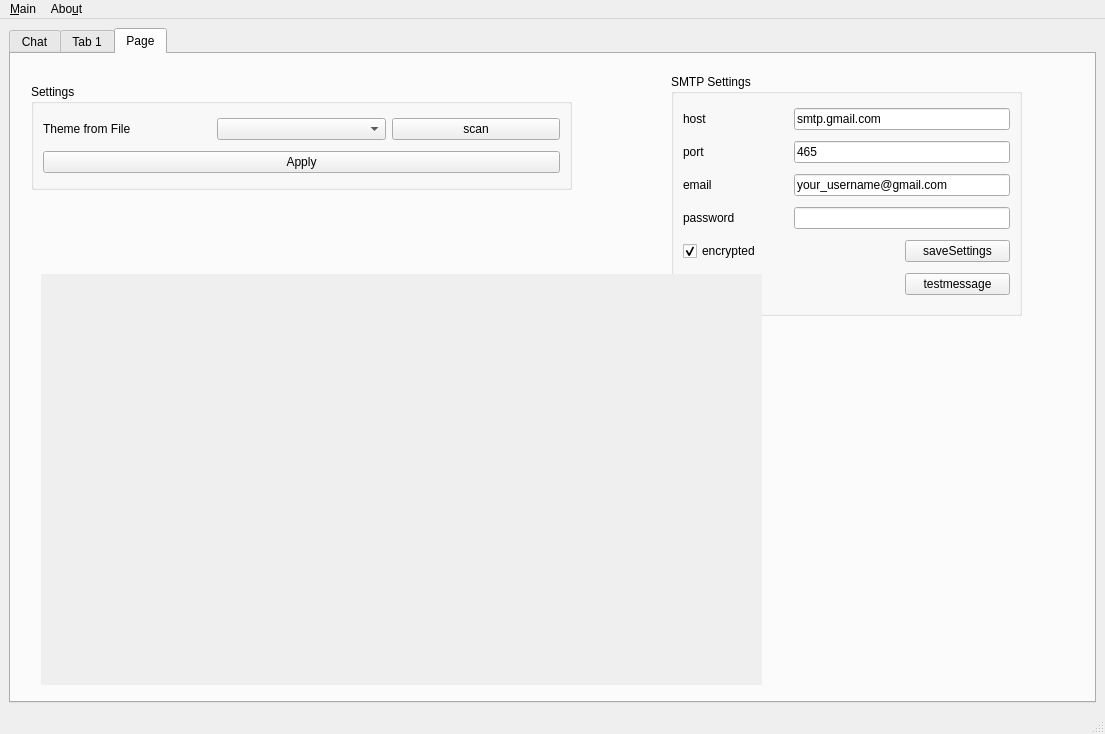
This is mainwindow.ui in netpipe/cannachat as Qt 5 draws it before an edit. The edited form follows.
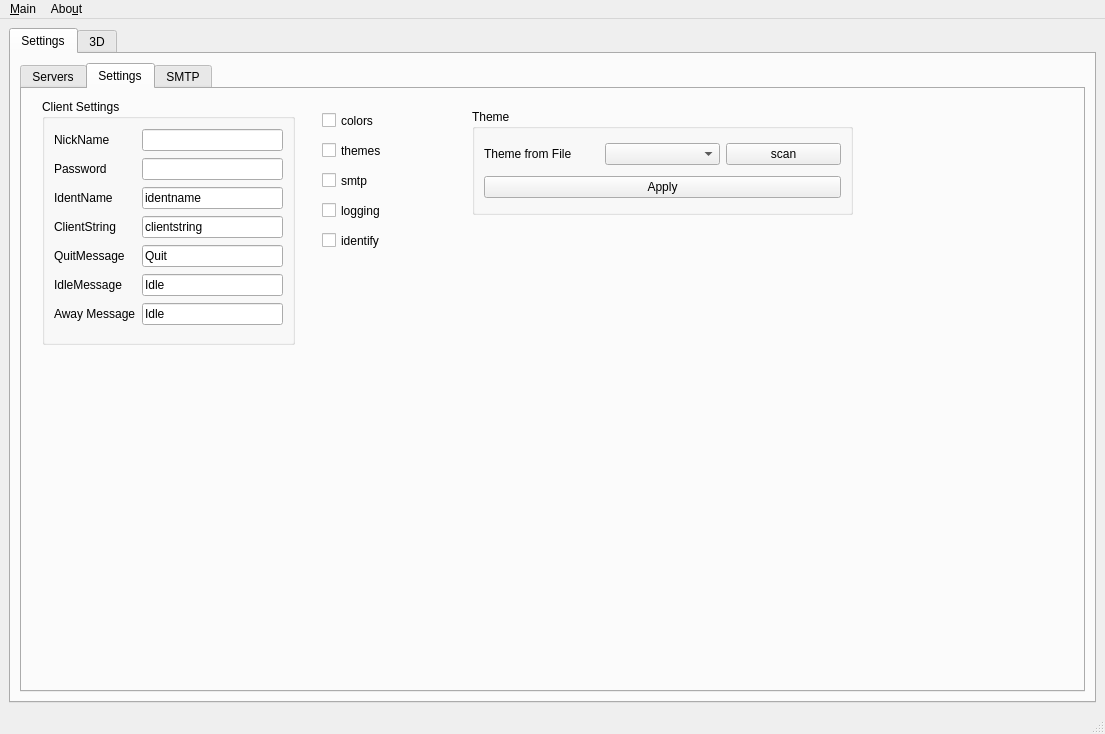
This is the edited form. The open tabs and pages were chosen to show the change.

Patch:
```diff
--- a/mainwindow.ui
+++ b/mainwindow.ui
@@ -15,69 +15,350 @@
   </property>
   <widget class="QWidget" name="centralwidget">
    <layout class="QGridLayout" name="gridLayout_3">
-    <item row="0" column="0">
+    <item row="0" column="1">
      <widget class="QTabWidget" name="tabWidget">
       <property name="currentIndex">
        <number>0</number>
       </property>
+      <widget class="QWidget" name="tab_3">
+       <attribute name="title">
+        <string>Settings</string>
+       </attribute>
+       <layout class="QGridLayout" name="gridLayout_7">
+        <item row="0" column="0">
+         <widget class="QTabWidget" name="tabWidget_2">
+          <property name="currentIndex">
+           <number>0</number>
+          </property>
       <widget class="QWidget" name="tab_2">
        <attribute name="title">
-        <string>Chat</string>
-       </attribute>
+            <string>Servers</string>
+           </attribute>
+           <widget class="QGroupBox" name="groupBox_4">
+            <property name="geometry">
+             <rect>
+              <x>30</x>
+              <y>20</y>
+              <width>375</width>
+              <height>266</height>
+             </rect>
+            </property>
+            <property name="title">
+             <string>Servers</string>
+            </property>
        <layout class="QGridLayout" name="gridLayout_2">
+             <item row="0" column="0">
+              <layout class="QHBoxLayout" name="horizontalLayout">
+               <item>
+                <widget class="QLabel" name="label_7">
+                 <property name="text">
+                  <string>Server</string>
+                 </property>
+                </widget>
+               </item>
+               <item>
+                <widget class="QLineEdit" name="lineEdit"/>
+               </item>
+              </layout>
+             </item>
         <item row="1" column="0">
-         <widget class="QWidget" name="chatwidget" native="true">
-          <property name="sizePolicy">
-           <sizepolicy hsizetype="Expanding" vsizetype="Expanding">
-            <horstretch>0</horstretch>
-            <verstretch>0</verstretch>
-           </sizepolicy>
-          </property>
-          <property name="baseSize">
-           <size>
-            <width>0</width>
-            <height>0</height>
-           </size>
-          </property>
-          <property name="autoFillBackground">
-           <bool>true</bool>
+              <widget class="QListWidget" name="serverlist">
+               <item>
+                <property name="text">
+                 <string>irc.choopa.net:9999:1</string>
+                </property>
+               </item>
+               <item>
+                <property name="text">
+                 <string>irc.freenode.net:6697:1</string>
+                </property>
+               </item>
+              </widget>
+             </item>
+             <item row="1" column="1">
+              <layout class="QVBoxLayout" name="verticalLayout">
+               <item>
+                <widget class="QPushButton" name="addserver">
+                 <property name="text">
+                  <string>Add</string>
           </property>
          </widget>
         </item>
-        <item row="0" column="0">
-         <widget class="QPushButton" name="pushButton">
+               <item>
+                <widget class="QPushButton" name="connect">
           <property name="text">
-           <string>PushButton</string>
+                  <string>Connect</string>
           </property>
          </widget>
         </item>
-       </layout>
-      </widget>
-      <widget class="QWidget" name="tab">
-       <attribute name="title">
-        <string>Tab 1</string>
-       </attribute>
-       <layout class="QGridLayout" name="gridLayout">
-        <item row="0" column="0">
-         <widget class="QWidget" name="irrRenderWidget0" native="true"/>
-        </item>
-       </layout>
-      </widget>
-      <widget class="QWidget" name="tab_3">
-       <attribute name="title">
-        <string>Page</string>
-       </attribute>
-       <widget class="QGroupBox" name="groupBox">
+               <item>
+                <widget class="QPushButton" name="removeserver">
+                 <property name="text">
+                  <string>Remove</string>
+                 </property>
+                </widget>
+               </item>
+              </layout>
+             </item>
+            </layout>
+           </widget>
+           <widget class="QGroupBox" name="groupBox_3">
         <property name="geometry">
          <rect>
-          <x>20</x>
+              <x>410</x>
           <y>30</y>
-          <width>541</width>
+              <width>375</width>
+              <height>264</height>
+             </rect>
+            </property>
+            <property name="title">
+             <string>GroupBox</string>
+            </property>
+            <layout class="QGridLayout" name="gridLayout_6">
+             <item row="0" column="0" colspan="2">
+              <widget class="QListWidget" name="listWidget">
+               <item>
+                <property name="text">
+                 <string>#electronics:1</string>
+                </property>
+               </item>
+               <item>
+                <property name="text">
+                 <string>#qt</string>
+                </property>
+               </item>
+               <item>
+                <property name="text">
+                 <string>#communi:1</string>
+                </property>
+               </item>
+               <item>
+                <property name="text">
+                 <string>New Item</string>
+                </property>
+               </item>
+              </widget>
+             </item>
+             <item row="0" column="2">
+              <layout class="QVBoxLayout" name="verticalLayout_2">
+               <item>
+                <widget class="QPushButton" name="addserver_2">
+                 <property name="text">
+                  <string>Add</string>
+                 </property>
+                </widget>
+               </item>
+               <item>
+                <widget class="QPushButton" name="removeserver_2">
+                 <property name="text">
+                  <string>Remove</string>
+                 </property>
+                </widget>
+               </item>
+              </layout>
+             </item>
+             <item row="1" column="0">
+              <widget class="QLabel" name="label_11">
+               <property name="text">
+                <string>Channel</string>
+               </property>
+              </widget>
+             </item>
+             <item row="1" column="1">
+              <widget class="QLineEdit" name="lineEdit_2"/>
+             </item>
+            </layout>
+           </widget>
+          </widget>
+          <widget class="QWidget" name="tab_4">
+           <attribute name="title">
+            <string>Settings</string>
+           </attribute>
+           <widget class="QCheckBox" name="checkBox">
+            <property name="geometry">
+             <rect>
+              <x>300</x>
+              <y>20</y>
+              <width>91</width>
+              <height>23</height>
+             </rect>
+            </property>
+            <property name="text">
+             <string>colors</string>
+            </property>
+           </widget>
+           <widget class="QCheckBox" name="checkBox_2">
+            <property name="geometry">
+             <rect>
+              <x>300</x>
+              <y>50</y>
+              <width>91</width>
+              <height>23</height>
+             </rect>
+            </property>
+            <property name="text">
+             <string>themes</string>
+            </property>
+           </widget>
+           <widget class="QCheckBox" name="checkBox_3">
+            <property name="geometry">
+             <rect>
+              <x>300</x>
+              <y>80</y>
+              <width>91</width>
+              <height>23</height>
+             </rect>
+            </property>
+            <property name="text">
+             <string>smtp</string>
+            </property>
+           </widget>
+           <widget class="QCheckBox" name="checkBox_4">
+            <property name="geometry">
+             <rect>
+              <x>300</x>
+              <y>110</y>
+              <width>91</width>
+              <height>23</height>
+             </rect>
+            </property>
+            <property name="text">
+             <string>logging</string>
+            </property>
+           </widget>
+           <widget class="QCheckBox" name="checkBox_5">
+            <property name="geometry">
+             <rect>
+              <x>300</x>
+              <y>140</y>
+              <width>91</width>
+              <height>23</height>
+             </rect>
+            </property>
+            <property name="text">
+             <string>identify</string>
+            </property>
+           </widget>
+           <widget class="QGroupBox" name="groupBox_2">
+            <property name="geometry">
+             <rect>
+              <x>20</x>
+              <y>10</y>
+              <width>253</width>
+              <height>246</height>
+             </rect>
+            </property>
+            <property name="title">
+             <string>Client Settings</string>
+            </property>
+            <layout class="QGridLayout" name="gridLayout_5">
+             <item row="4" column="1">
+              <widget class="QLineEdit" name="lineEdit_3">
+               <property name="text">
+                <string>clientstring</string>
+               </property>
+              </widget>
+             </item>
+             <item row="3" column="1">
+              <widget class="QLineEdit" name="identname">
+               <property name="text">
+                <string>identname</string>
+               </property>
+              </widget>
+             </item>
+             <item row="4" column="0">
+              <widget class="QLabel" name="label_3">
+               <property name="text">
+                <string>ClientString</string>
+               </property>
+              </widget>
+             </item>
+             <item row="5" column="1">
+              <widget class="QLineEdit" name="lineEdit_4">
+               <property name="text">
+                <string>Quit</string>
+               </property>
+              </widget>
+             </item>
+             <item row="0" column="1">
+              <widget class="QLineEdit" name="nickname">
+               <property name="text">
+                <string/>
+               </property>
+              </widget>
+             </item>
+             <item row="3" column="0">
+              <widget class="QLabel" name="label_2">
+               <property name="text">
+                <string>IdentName</string>
+               </property>
+              </widget>
+             </item>
+             <item row="6" column="0">
+              <widget class="QLabel" name="label_5">
+               <property name="text">
+                <string>IdleMessage</string>
+               </property>
+              </widget>
+             </item>
+             <item row="0" column="0">
+              <widget class="QLabel" name="label">
+               <property name="text">
+                <string>NickName</string>
+               </property>
+              </widget>
+             </item>
+             <item row="7" column="0">
+              <widget class="QLabel" name="label_6">
+               <property name="text">
+                <string>Away Message</string>
+               </property>
+              </widget>
+             </item>
+             <item row="5" column="0">
+              <widget class="QLabel" name="label_4">
+               <property name="text">
+                <string>QuitMessage</string>
+               </property>
+              </widget>
+             </item>
+             <item row="6" column="1">
+              <widget class="QLineEdit" name="idlemessage">
+               <property name="text">
+                <string>Idle</string>
+               </property>
+              </widget>
+             </item>
+             <item row="7" column="1">
+              <widget class="QLineEdit" name="awaymessage">
+               <property name="text">
+                <string>Idle</string>
+               </property>
+              </widget>
+             </item>
+             <item row="1" column="0">
+              <widget class="QLabel" name="label_9">
+               <property name="text">
+                <string>Password</string>
+               </property>
+              </widget>
+             </item>
+             <item row="1" column="1">
+              <widget class="QLineEdit" name="password"/>
+             </item>
+            </layout>
+           </widget>
+           <widget class="QGroupBox" name="groupBox">
+            <property name="geometry">
+             <rect>
+              <x>450</x>
+              <y>20</y>
+              <width>381</width>
           <height>106</height>
          </rect>
         </property>
         <property name="title">
-         <string>Settings</string>
+             <string>Theme</string>
         </property>
         <layout class="QGridLayout" name="gridLayout_4">
          <item row="0" column="0">
@@ -106,10 +387,15 @@
          </item>
         </layout>
        </widget>
+          </widget>
+          <widget class="QWidget" name="tab_7">
+           <attribute name="title">
+            <string>SMTP</string>
+           </attribute>
        <widget class="QGroupBox" name="groupBox_655">
         <property name="geometry">
          <rect>
-          <x>660</x>
+              <x>60</x>
           <y>20</y>
           <width>351</width>
           <height>242</height>
@@ -204,31 +490,20 @@
          </item>
         </layout>
        </widget>
-       <widget class="QWidget" name="chatwidget_2" native="true">
-        <property name="geometry">
-         <rect>
-          <x>30</x>
-          <y>220</y>
-          <width>721</width>
-          <height>411</height>
-         </rect>
-        </property>
-        <property name="sizePolicy">
-         <sizepolicy hsizetype="Expanding" vsizetype="Expanding">
-          <horstretch>0</horstretch>
-          <verstretch>0</verstretch>
-         </sizepolicy>
-        </property>
-        <property name="baseSize">
-         <size>
-          <width>0</width>
-          <height>0</height>
-         </size>
-        </property>
-        <property name="autoFillBackground">
-         <bool>true</bool>
-        </property>
-       </widget>
+          </widget>
+         </widget>
+        </item>
+       </layout>
+      </widget>
+      <widget class="QWidget" name="tab">
+       <attribute name="title">
+        <string>3D</string>
+       </attribute>
+       <layout class="QGridLayout" name="gridLayout">
+        <item row="0" column="0">
+         <widget class="QWidget" name="irrRenderWidget0" native="true"/>
+        </item>
+       </layout>
       </widget>
      </widget>
     </item>
```
Lines whose indentation alone changed are shown as unchanged.
